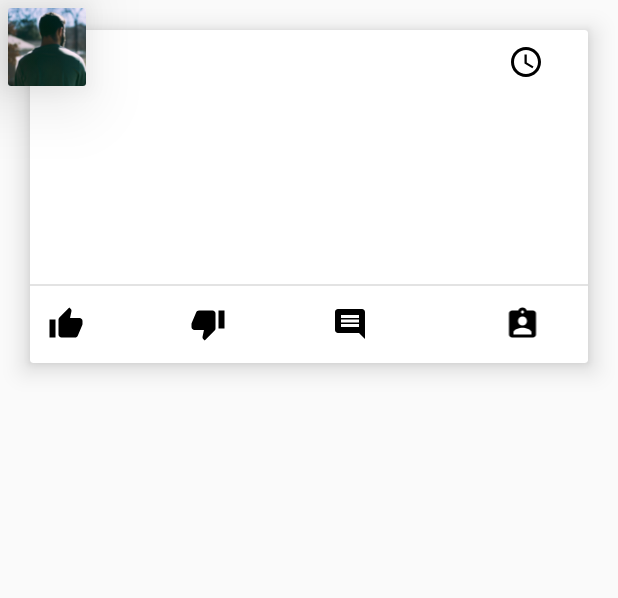
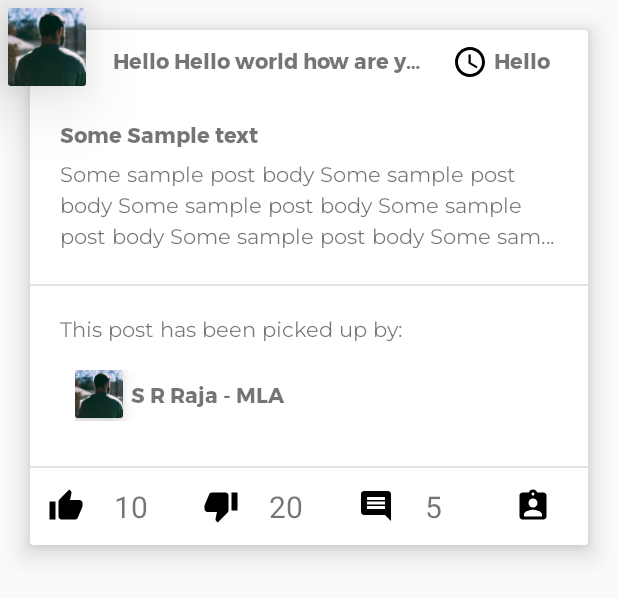
Before and after one commit to raj-subhankar/hackathon-android, an Android app: the layout feed_list_item.xml on its own in the app's theme, with its tools: preview values and no code run, on a phone screen of 412 x 824 dp. Shown: the top 598 px of the screen. Run offline under Robolectric (Android 15) with nearby library versions, the phone set to English and light mode, and no system bars.

Commit message:
showing assignee details for posts with pickedUpBy

```diff
--- a/app/src/main/java/com/webviander/hackathonapp/viewmodel/FeedItemViewModel.kt
+++ b/app/src/main/java/com/webviander/hackathonapp/viewmodel/FeedItemViewModel.kt
@@ -18,18 +18,28 @@ import com.webviander.hackathonapp.view.DetailsActivity
 import retrofit2.Call
 import retrofit2.Callback
 import retrofit2.Response
+import java.text.SimpleDateFormat
 
 /**
  * Created by vivek-3102 on 23/09/17.
  */
 class FeedItemViewModel(var feedItem: FeedItem, var context: Context) : BaseObservable() {
 
+    val dateFormat = SimpleDateFormat("dd-MM :: hh:mm")
     fun getTimeStamp(): String {
-        return feedItem.timeStamp.toString()
+        return feedItem.timeStamp.substring(0, 10)
+    }
+
+    fun getPickedUpBy(): String {
+        return feedItem.pickedUpBy?.name.toString()
+    }
+
+    fun getPoster(): String {
+        return feedItem.postedBy.name + ""
     }
 
     fun getTitleText(): String {
-        return feedItem.postedBy.name + " has posted this message"
+        return feedItem.messageTitle
     }
 
     fun getPostBody(): String {
@@ -52,6 +62,11 @@ class FeedItemViewModel(var feedItem: FeedItem, var context: Context) : BaseObse
 
     fun shouldShowPickup(): Int {
         val isRep = Prefs.getString(PreferenceUtil.ISREPRESENTATIVE, null)
+
+        if (feedItem.pickedUpBy != null) {
+            //already picked up
+            return View.GONE
+        }
         isRep?.let {
             val isRepBool = isRep.toBoolean()
             return if (isRepBool) {
@@ -61,6 +76,14 @@ class FeedItemViewModel(var feedItem: FeedItem, var context: Context) : BaseObse
             }
         }
         return View.GONE
+    }
+
+    fun shouldShowAssignee(): Int {
+        return if (feedItem.pickedUpBy != null) {
+            View.VISIBLE
+        } else {
+            View.GONE
+        }
     }
 
     fun onItemClick(view: View) {
@@ -118,13 +141,13 @@ class FeedItemViewModel(var feedItem: FeedItem, var context: Context) : BaseObse
     }
 
     fun onPickupClick(view: View) {
-        val userId = Prefs.getString(PreferenceUtil.USERID,null)
+        val userId = Prefs.getString(PreferenceUtil.USERID, null)
         userId?.let {
-            ApiFactory().createFeedsService().addAssignee(feedItem.id,it).enqueue(object : Callback<UpdatePostModel> {
+            ApiFactory().createFeedsService().addAssignee(feedItem.id, it).enqueue(object : Callback<UpdatePostModel> {
                 override fun onResponse(call: Call<UpdatePostModel>?, response: Response<UpdatePostModel>?) {
                     Log.d("onResponse", "${call?.request()?.url()} with field ${call?.request()?.body().toString()} called ${response?.body()}")
                     val updatePostModel = response?.body()
-                    if(updatePostModel?.message.equals("Post updated")) {
+                    if (updatePostModel?.message.equals("Post updated")) {
                         //success
                         feedItem.postedBy = FeedUser(userId)
                     }
--- a/app/src/main/res/layout/feed_list_item.xml
+++ b/app/src/main/res/layout/feed_list_item.xml
@@ -1,7 +1,8 @@
 <?xml version="1.0" encoding="utf-8"?>
 
 <layout xmlns:android="http://schemas.android.com/apk/res/android"
-    xmlns:app="http://schemas.android.com/apk/res-auto">
+    xmlns:app="http://schemas.android.com/apk/res-auto"
+    xmlns:tools="http://schemas.android.com/tools">
 
 
     <data>
@@ -44,6 +45,7 @@
                 android:orientation="vertical">
 
 
+
                 <LinearLayout
                     android:layout_width="match_parent"
                     android:layout_height="wrap_content"
@@ -53,6 +55,18 @@
                     android:orientation="horizontal"
                     android:padding="5dp">
 
+                    <TextView
+                        android:layout_width="wrap_content"
+                        android:layout_height="wrap_content"
+                        android:layout_gravity="center"
+                        android:layout_marginEnd="20dp"
+                        android:fontFamily="@font/montserrat_bold"
+                        android:layout_weight="1"
+                        android:lines="1"
+                        android:layout_marginStart="50dp"
+                        android:text="@{viewModel.poster}"
+                        android:ellipsize="end"
+                        tools:text="Hello Hello world how are you" />
                     <ImageView
                         android:layout_width="wrap_content"
                         android:layout_height="wrap_content"
@@ -67,7 +81,8 @@
                         android:layout_marginEnd="20dp"
                         android:fontFamily="@font/montserrat_bold"
                         android:gravity="center"
-                        android:text="@{viewModel.timeStamp}" />
+                        android:text="@{viewModel.timeStamp}"
+                        tools:text="Hello" />
 
                 </LinearLayout>
 
@@ -82,7 +97,8 @@
                         android:layout_height="wrap_content"
                         android:fontFamily="@font/montserrat_bold"
                         android:text="@{viewModel.titleText}"
-                        android:textStyle="bold" />
+                        android:textStyle="bold"
+                        tools:text="Some Sample text" />
 
                     <TextView
                         android:layout_width="wrap_content"
@@ -92,9 +108,53 @@
                         android:fontFamily="@font/montserrat"
                         android:lineSpacingExtra="4dp"
                         android:lines="3"
-                        android:text="@{viewModel.postBody}" />
+                        android:text="@{viewModel.postBody}"
+                        tools:text="Some sample post body Some sample post body Some sample post body Some sample post body Some sample post body Some sample post body " />
                 </LinearLayout>
 
+                <View
+                    android:layout_width="match_parent"
+                    android:layout_height="1dp"
+                    android:background="#e3e3e3" />
+
+                <LinearLayout
+                    android:layout_width="match_parent"
+                    android:layout_height="wrap_content"
+                    android:padding="20dp"
+                    android:visibility="@{viewModel.shouldShowAssignee}"
+                    android:orientation="vertical">
+                    <TextView
+                        android:layout_width="wrap_content"
+                        android:layout_height="wrap_content"
+                        android:fontFamily="@font/montserrat"
+                        android:layout_marginBottom="5dp"
+                        android:text="This post has been picked up by:"/>
+
+                    <LinearLayout
+                        android:layout_width="match_parent"
+                        android:layout_height="wrap_content"
+                        android:padding="10dp"
+                        android:orientation="horizontal">
+                        <android.support.v7.widget.CardView
+                            android:layout_width="wrap_content"
+                            app:cardElevation="8dp"
+                            android:layout_height="wrap_content">
+                            <ImageView
+                                android:layout_width="32dp"
+                                android:layout_height="32dp"
+                                android:src="@drawable/user_img"/>
+                        </android.support.v7.widget.CardView>
+
+                        <TextView
+                            android:layout_width="match_parent"
+                            android:layout_height="wrap_content"
+                            android:layout_gravity="center"
+                            android:padding="5dp"
+                            android:fontFamily="@font/montserrat_bold"
+                            tools:text="S R Raja - MLA"
+                            android:text="@{viewModel.getPickedUpBy}"/>
+                    </LinearLayout>
+                </LinearLayout>
                 <View
                     android:layout_width="match_parent"
                     android:layout_height="1dp"
@@ -117,7 +177,8 @@
                         android:onClick="@{viewModel.onThumbsUp}"
                         android:padding="12dp"
                         android:text="@{viewModel.thumbsUp}"
-                        android:textSize="20sp" />
+                        android:textSize="20sp"
+                        tools:text="10" />
 
                     <TextView
                         android:layout_width="wrap_content"
@@ -130,7 +191,8 @@
                         android:onClick="@{viewModel.onThumbsDown}"
                         android:padding="12dp"
                         android:text="@{viewModel.thumbsDown}"
-                        android:textSize="20sp" />
+                        android:textSize="20sp"
+                        tools:text="20" />
 
                     <TextView
                         android:layout_width="wrap_content"
@@ -143,7 +205,8 @@
                         android:onClick="@{viewModel.onItemClick}"
                         android:padding="12dp"
                         android:text="@{viewModel.commentsCount}"
-                        android:textSize="20sp" />
+                        android:textSize="20sp"
+                        tools:text="5" />
 
                     <ImageView
                         android:layout_width="wrap_content"
@@ -153,11 +216,11 @@
                         android:drawablePadding="8dp"
                         android:drawableStart="@drawable/comments"
                         android:gravity="center"
+                        android:onClick="@{viewModel.onPickupClick}"
                         android:padding="12dp"
-                        android:visibility="@{viewModel.shouldShowPickup}"
-                        android:onClick="@{viewModel.onPickupClick}"
                         android:src="@drawable/id_card"
-                        android:textSize="20sp" />
+                        android:textSize="20sp"
+                        android:visibility="@{viewModel.shouldShowPickup}" />
                 </LinearLayout>
 
             </LinearLayout>
```
